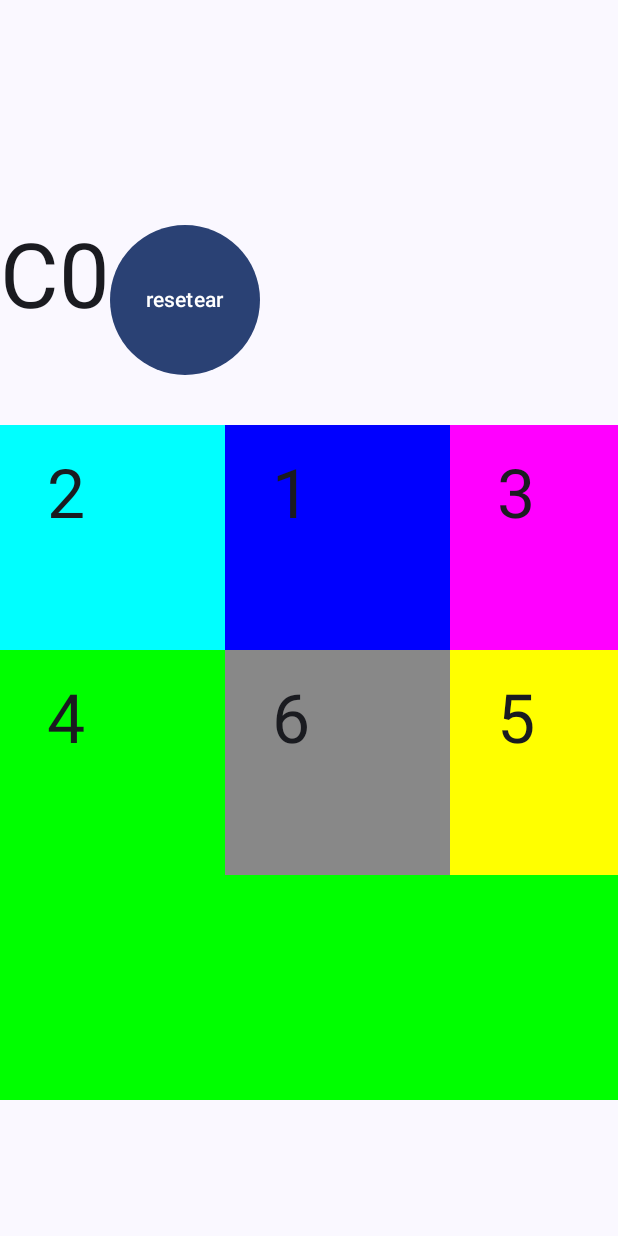
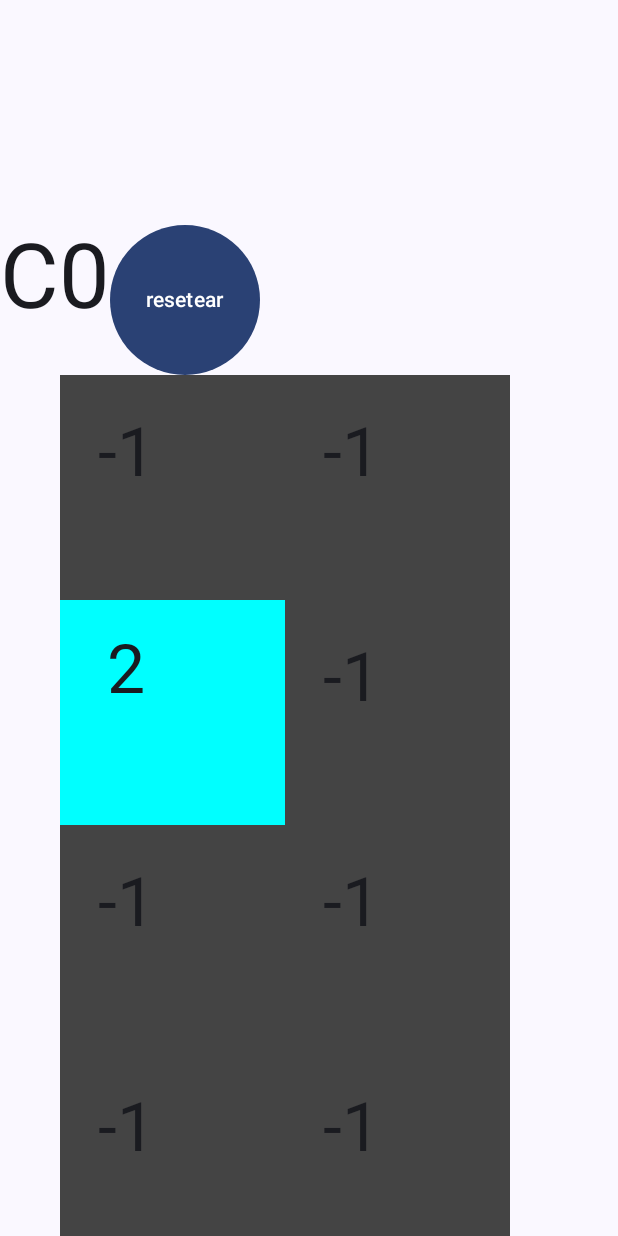
Before and after one commit to luisbarajasr/nuevo-amanecer-app, an Android app built with Jetpack Compose: the screen it shows after launch (MainActivity), after a tap on "resetear", on a phone screen of 412 x 824 dp. Run offline under Robolectric (Android 15) with nearby library versions, the phone set to English and light mode, and no system bars.

Commit message:
Juegos 3 y 4 casi terminados

```diff
--- a/app/src/main/java/com/example/nuevo_amanecer_app/MainActivity.kt
+++ b/app/src/main/java/com/example/nuevo_amanecer_app/MainActivity.kt
@@ -23,7 +23,7 @@
                     modifier = Modifier.fillMaxSize(),
                     color = MaterialTheme.colorScheme.background
                 ) {
-                    Nivel3y4(3)
+                    Nivel3y4(4)
                 }
             }
         }
--- a/app/src/main/java/com/example/nuevo_amanecer_app/paginas/juegos/Nivel3y4.kt
+++ b/app/src/main/java/com/example/nuevo_amanecer_app/paginas/juegos/Nivel3y4.kt
@@ -6,6 +6,9 @@
 import androidx.compose.foundation.layout.Arrangement.Absolute.spacedBy
 import androidx.compose.foundation.layout.Box
 import androidx.compose.foundation.layout.Column
+import androidx.compose.foundation.layout.ExperimentalLayoutApi
+import androidx.compose.foundation.layout.FlowRow
+import androidx.compose.foundation.layout.PaddingValues
 import androidx.compose.foundation.layout.Row
 import androidx.compose.foundation.layout.Spacer
 import androidx.compose.foundation.layout.fillMaxSize
@@ -15,6 +18,7 @@
 import androidx.compose.foundation.layout.padding
 import androidx.compose.foundation.layout.size
 import androidx.compose.foundation.lazy.LazyColumn
+import androidx.compose.foundation.lazy.items
 import androidx.compose.material3.Button
 import androidx.compose.material3.MaterialTheme
 import androidx.compose.material3.Surface
@@ -43,13 +47,15 @@
 
 @Composable
 fun FunBox(numero:MutableState<Int>,counter:MutableState<Int>){
-    val colores = listOf(Color.Red, Color.Blue, Color.Cyan, Color.Magenta,Color.Green,Color.Yellow)
+    val colores = listOf(Color.Red, Color.Blue, Color.Cyan, Color.Magenta,Color.Green,Color.Yellow,Color(0xFF008000),Color(0xFF967375),
+        Color(0xFFFF748C),Color(0xFF84bFF3))
+    //#0xFFFF748C
     if (numero.value==-1){
         Box(
             modifier= Modifier
                 .size(150.dp)
                 .background(Color.DarkGray)
-                .clickable{counter.value=-1}
+                .clickable { counter.value = -1 }
         )
 
         {
@@ -67,8 +73,8 @@
                 .size(150.dp)
                 .background(colores.getOrNull(randomInt) ?: Color.Gray)
                 .clickable {
-                    counter.value=counter.value+1
-                    numero.value=-1
+                    counter.value = counter.value + 1
+                    numero.value = -1
                 }
         )
     }
@@ -79,13 +85,12 @@
                     .background(colores.getOrNull(numero.value) ?: Color.Gray)
                     .clickable {
 
-                            if (numero.value == counter.value+1) {
-                                numero.value = -1
-                                counter.value = counter.value + 1
-                            }
-                            else {
-                                counter.value=-1
-                            }
+                        if (numero.value == counter.value + 1) {
+                            numero.value = -1
+                            counter.value = counter.value + 1
+                        } else {
+                            counter.value = -1
+                        }
                     }
             )
             {
@@ -104,54 +109,49 @@
 
 
 
+@OptIn(ExperimentalLayoutApi::class)
 @Preview(showBackground = true,device = "id:Nexus 10")
 @Composable
-fun Nivel3y4(nivel : Int=3) {
+fun Nivel3y4(nivel : Int=4) {
     var counter = remember {mutableStateOf(0)}
+    var numberList:MutableList<Int>
+    /*var numberList: MutableList<Int> = mutableListOf(1, 2, 3, 4, 5, 6, 7, 8, 9, -1, -1, -1,-1,-1,-1,-1,
+    -1,-1,-1,-1,-1,-1,-1,-1)*/
+    //numberList.shuffle()
+    if (nivel==4) {
+        numberList = mutableListOf(1, 2, 3, 4, 5, 6, 7, 8, 9, -1, -1, -1,-1,-1,-1,-1,
+            -1,-1,-1,-1,-1,-1,-1,-1)
+        numberList.shuffle()
+    }
+    else{
+        numberList = mutableListOf(0, 0, 0, 0, 0, 0, 0, 0, 0, -1, -1, -1,-1,-1,-1,-1,
+            -1,-1,-1,-1,-1,-1,-1,-1)
+        numberList.shuffle()
+    }
+
 
     Surface(modifier=Modifier.fillMaxSize()) {
-Row(modifier = Modifier.offset(x = 0.dp, y = 150.dp)) {
+
+        Row(modifier = Modifier.offset(x = 0.dp, y = 150.dp)) {
     Text(
         text = "C${counter.value}",
         style = TextStyle(fontSize = 60.sp)
     )
+
     Button(
         modifier = Modifier.size(100.dp),
         onClick = { counter.value = -2 }) { Text(text = "resetear") }
 }
-        Column(modifier = Modifier.offset(x = 0.dp, y = 283.dp),) {
-            Row(
 
-            horizontalArrangement = spacedBy(0.dp)
-            ) {
-
-                FunBox(numero = remember { mutableStateOf(2) }, counter)
-                FunBox(numero = remember { mutableStateOf(1) }, counter)
-                FunBox(numero = remember { mutableStateOf(3) }, counter)
-                FunBox(numero = remember { mutableStateOf(-1) }, counter)
-            }
-            Row(
-                horizontalArrangement = spacedBy(0.dp)){
-                FunBox(numero = remember { mutableStateOf(4) }, counter)
-                FunBox(numero = remember { mutableStateOf(6) }, counter)
-                FunBox(numero = remember { mutableStateOf(5) }, counter)
-                FunBox(numero = remember { mutableStateOf(-1) }, counter)
-
-
-
-            }
-            Row(
-                horizontalArrangement = spacedBy(0.dp)){
-                FunBox(numero = remember { mutableStateOf(0) }, counter)
-                FunBox(numero = remember { mutableStateOf(0) }, counter)
-                FunBox(numero = remember { mutableStateOf(0) }, counter)
-                FunBox(numero = remember { mutableStateOf(0) }, counter)
-            }
-
-        }
+ FlowRow(modifier=Modifier.offset(x=40.dp,y=250.dp)){
+     numberList.forEach{number->
+        FunBox(numero = remember {mutableStateOf(number)}, counter)
+     }
+ }
+//flow layout
     }
     if (counter.value==-2){
-        Nivel3y4()
+        Nivel3y4(nivel)
     }
 
 
```
